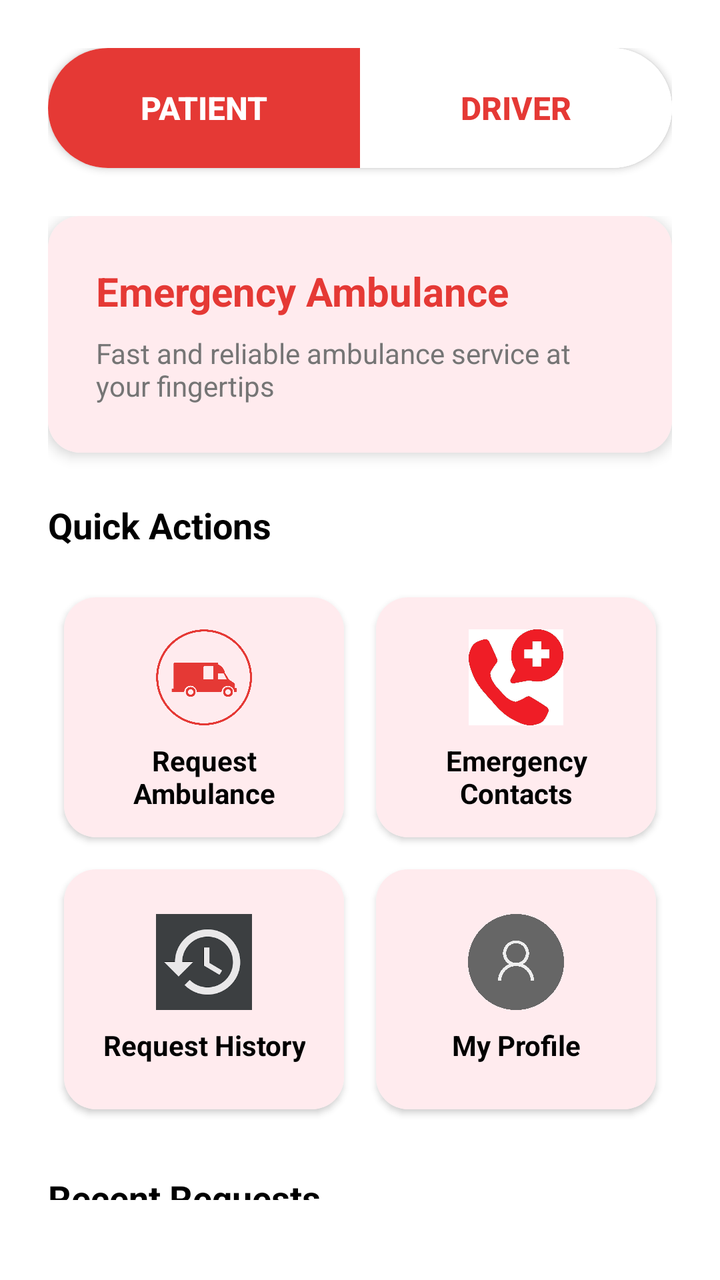
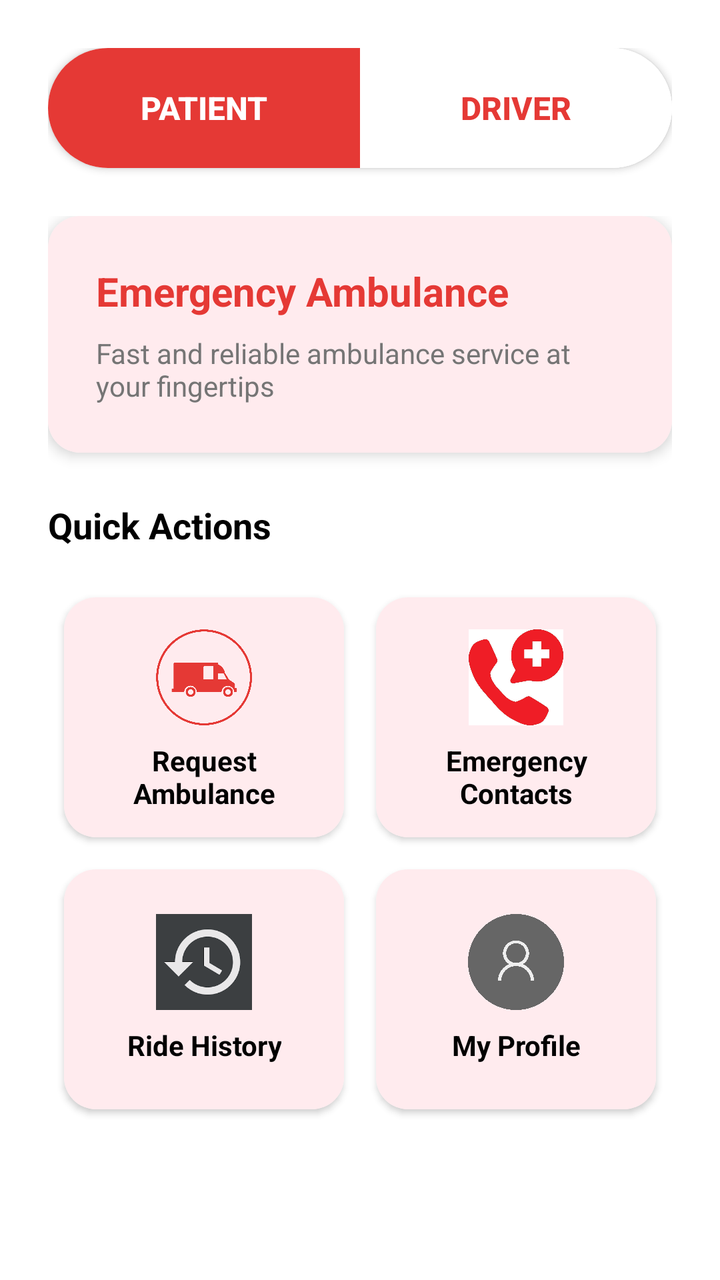

Two renders of the same Android screen: before a commit and after it. Below are the layout's source before the change and the commit's diff.
<!-- AndroidManifest.xml: activity theme Theme.AmbuPlus -->
<!-- res/layout/activity_main.xml -->
<?xml version="1.0" encoding="utf-8"?>
<LinearLayout xmlns:android="http://schemas.android.com/apk/res/android"
    xmlns:app="http://schemas.android.com/apk/res-auto"
    android:layout_width="match_parent"
    android:layout_height="match_parent"
    android:orientation="vertical"
    android:background="#FFFFFF"
    android:padding="24dp">

    
    <androidx.cardview.widget.CardView
        android:layout_width="match_parent"
        android:layout_height="60dp"
        android:layout_marginBottom="24dp"
        app:cardCornerRadius="30dp"
        app:cardElevation="2dp"
        android:background="#FFFFFF">

        <LinearLayout
            android:layout_width="match_parent"
            android:layout_height="match_parent"
            android:orientation="horizontal"
            android:background="#FFFFFF"
            android:padding="0dp">

            <androidx.appcompat.widget.AppCompatButton
                android:id="@+id/btnPatientMode"
                android:layout_width="0dp"
                android:layout_height="match_parent"
                android:layout_weight="1"
                android:text="PATIENT"
                android:textSize="16sp"
                android:background="#E53935"
                android:textColor="#FFFFFF"
                android:textStyle="bold"
                android:minHeight="48dp"
                style="@style/Widget.AppCompat.Button.Borderless" />

            <androidx.appcompat.widget.AppCompatButton
                android:id="@+id/btnDriverMode"
                android:layout_width="0dp"
                android:layout_height="match_parent"
                android:layout_weight="1"
                android:text="DRIVER"
                android:textSize="16sp"
                android:background="#FFFFFF"
                android:textColor="#E53935"
                android:textStyle="bold"
                android:minHeight="48dp"
                style="@style/Widget.AppCompat.Button.Borderless" />

        </LinearLayout>

    </androidx.cardview.widget.CardView>

    
    <LinearLayout
        android:id="@+id/patientView"
        android:layout_width="match_parent"
        android:layout_height="match_parent"
        android:orientation="vertical">

        
        <androidx.cardview.widget.CardView
            android:layout_width="match_parent"
            android:layout_height="wrap_content"
            app:cardCornerRadius="16dp"
            app:cardElevation="4dp"
            android:layout_marginBottom="24dp"
            android:background="#FFEBEE">

            <LinearLayout
                android:layout_width="match_parent"
                android:layout_height="wrap_content"
                android:orientation="vertical"
                android:padding="24dp"
                android:background="#FFEBEE">

                <TextView
                    android:layout_width="wrap_content"
                    android:layout_height="wrap_content"
                    android:text="Emergency Ambulance"
                    android:textSize="20sp"
                    android:textColor="#E53935"
                    android:textStyle="bold" />

                <TextView
                    android:layout_width="wrap_content"
                    android:layout_height="wrap_content"
                    android:text="Fast and reliable ambulance service at your fingertips"
                    android:textSize="14sp"
                    android:textColor="#757575"
                    android:layout_marginTop="8dp" />

            </LinearLayout>

        </androidx.cardview.widget.CardView>

        
        <TextView
            android:layout_width="wrap_content"
            android:layout_height="wrap_content"
            android:text="Quick Actions"
            android:textSize="18sp"
            android:textColor="#000000"
            android:textStyle="bold"
            android:layout_marginBottom="16dp" />

        <android.widget.GridLayout
            android:id="@+id/gridLayout"
            android:layout_width="match_parent"
            android:layout_height="wrap_content"
            android:columnCount="2"
            android:rowCount="2"
            android:alignmentMode="alignMargins"
            android:columnOrderPreserved="false"
            android:layout_marginBottom="24dp">

            
            <androidx.cardview.widget.CardView
                android:id="@+id/cardRequestAmbulance"
                android:layout_width="0dp"
                android:layout_height="120dp"
                android:layout_columnWeight="1"
                android:layout_rowWeight="1"
                android:layout_margin="8dp"
                app:cardCornerRadius="16dp"
                app:cardElevation="2dp"
                android:clickable="true"
                android:focusable="true">

                <LinearLayout
                    android:layout_width="match_parent"
                    android:layout_height="match_parent"
                    android:orientation="vertical"
                    android:gravity="center"
                    android:padding="16dp"
                    android:background="#FFEBEE">

                    <ImageView
                        android:layout_width="48dp"
                        android:layout_height="48dp"
                        android:src="@drawable/ic_ambulance_logo"
                        app:tint="#E53935" />

                    <TextView
                        android:layout_width="wrap_content"
                        android:layout_height="wrap_content"
                        android:text="Request Ambulance"
                        android:textSize="14sp"
                        android:textColor="#000000"
                        android:textStyle="bold"
                        android:layout_marginTop="8dp"
                        android:gravity="center" />

                </LinearLayout>

            </androidx.cardview.widget.CardView>

            
            <androidx.cardview.widget.CardView
                android:id="@+id/cardEmergencyContacts"
                android:layout_width="0dp"
                android:layout_height="120dp"
                android:layout_columnWeight="1"
                android:layout_rowWeight="1"
                android:layout_margin="8dp"
                app:cardCornerRadius="16dp"
                app:cardElevation="2dp"
                android:clickable="true"
                android:focusable="true">

                <LinearLayout
                    android:layout_width="match_parent"
                    android:layout_height="match_parent"
                    android:orientation="vertical"
                    android:gravity="center"
                    android:padding="16dp"
                    android:background="#FFEBEE">

                    <ImageView
                        android:layout_width="48dp"
                        android:layout_height="48dp"
                        android:src="@drawable/ic_emergency"/>

                    <TextView
                        android:layout_width="wrap_content"
                        android:layout_height="wrap_content"
                        android:text="Emergency Contacts"
                        android:textSize="14sp"
                        android:textColor="#000000"
                        android:textStyle="bold"
                        android:layout_marginTop="8dp"
                        android:gravity="center" />

                </LinearLayout>

            </androidx.cardview.widget.CardView>

            
            <androidx.cardview.widget.CardView
                android:id="@+id/cardRequestHistory"
                android:layout_width="0dp"
                android:layout_height="120dp"
                android:layout_columnWeight="1"
                android:layout_rowWeight="1"
                android:layout_margin="8dp"
                app:cardCornerRadius="16dp"
                app:cardElevation="2dp"
                android:clickable="true"
                android:focusable="true">

                <LinearLayout
                    android:layout_width="match_parent"
                    android:layout_height="match_parent"
                    android:orientation="vertical"
                    android:gravity="center"
                    android:padding="16dp"
                    android:background="#FFEBEE">

                    <ImageView
                        android:layout_width="48dp"
                        android:layout_height="48dp"
                        android:src="@drawable/ic_history"/>

                    <TextView
                        android:layout_width="wrap_content"
                        android:layout_height="wrap_content"
                        android:text="Request History"
                        android:textSize="14sp"
                        android:textColor="#000000"
                        android:textStyle="bold"
                        android:layout_marginTop="8dp"
                        android:gravity="center" />

                </LinearLayout>

            </androidx.cardview.widget.CardView>

            
            <androidx.cardview.widget.CardView
                android:id="@+id/cardProfile"
                android:layout_width="0dp"
                android:layout_height="120dp"
                android:layout_columnWeight="1"
                android:layout_rowWeight="1"
                android:layout_margin="8dp"
                app:cardCornerRadius="16dp"
                app:cardElevation="2dp"
                android:clickable="true"
                android:focusable="true">

                <LinearLayout
                    android:layout_width="match_parent"
                    android:layout_height="match_parent"
                    android:orientation="vertical"
                    android:gravity="center"
                    android:padding="16dp"
                    android:background="#FFEBEE">

                    <ImageView
                        android:layout_width="48dp"
                        android:layout_height="48dp"
                        android:src="@drawable/ic_profile"/>

                    <TextView
                        android:layout_width="wrap_content"
                        android:layout_height="wrap_content"
                        android:text="My Profile"
                        android:textSize="14sp"
                        android:textColor="#000000"
                        android:textStyle="bold"
                        android:layout_marginTop="8dp"
                        android:gravity="center" />

                </LinearLayout>

            </androidx.cardview.widget.CardView>

        </android.widget.GridLayout>

        
        <TextView
            android:layout_width="wrap_content"
            android:layout_height="wrap_content"
            android:text="Recent Requests"
            android:textSize="18sp"
            android:textColor="#000000"
            android:textStyle="bold"
            android:layout_marginBottom="16dp" />

        <androidx.recyclerview.widget.RecyclerView
            android:id="@+id/rvRecentRequests"
            android:layout_width="match_parent"
            android:layout_height="150dp"
            android:layout_marginBottom="24dp" />

        
        <Button
            android:id="@+id/btnEmergency"
            android:layout_width="match_parent"
            android:layout_height="60dp"
            android:text="EMERGENCY CALL"
            android:textSize="18sp"
            android:textStyle="bold"
            android:background="#F44336"
            android:textColor="#000000"
            android:layout_marginTop="16dp" />

        
        <ProgressBar
            android:id="@+id/progressBar"
            android:layout_width="wrap_content"
            android:layout_height="wrap_content"
            android:layout_gravity="center"
            android:visibility="gone" />

    </LinearLayout>

    
    <LinearLayout
        android:id="@+id/driverView"
        android:layout_width="match_parent"
        android:layout_height="match_parent"
        android:orientation="vertical"
        android:visibility="gone">

        
        <androidx.cardview.widget.CardView
            android:layout_width="match_parent"
            android:layout_height="wrap_content"
            android:layout_marginBottom="24dp"
            app:cardCornerRadius="16dp"
            app:cardElevation="4dp"
            android:background="#FFEBEE">

            <LinearLayout
                android:layout_width="match_parent"
                android:layout_height="wrap_content"
                android:orientation="vertical"
                android:padding="24dp"
                android:background="#FFEBEE">

                <TextView
                    android:layout_width="match_parent"
                    android:layout_height="wrap_content"
                    android:text="Drive Safe!"
                    android:textSize="24sp"
                    android:textColor="#E53935"
                    android:textStyle="bold"
                    android:gravity="center"
                    android:layout_marginBottom="8dp" />

                <TextView
                    android:layout_width="match_parent"
                    android:layout_height="wrap_content"
                    android:text="Your safety and patient well-being are our top priority"
                    android:textSize="16sp"
                    android:textColor="#757575"
                    android:gravity="center" />

            </LinearLayout>

        </androidx.cardview.widget.CardView>

        
        <TextView
            android:layout_width="wrap_content"
            android:layout_height="wrap_content"
            android:text="Driver Actions"
            android:textSize="18sp"
            android:textColor="#000000"
            android:textStyle="bold"
            android:layout_marginBottom="16dp" />

        <android.widget.GridLayout
            android:layout_width="match_parent"
            android:layout_height="wrap_content"
            android:columnCount="2"
            android:rowCount="2"
            android:alignmentMode="alignMargins"
            android:columnOrderPreserved="false"
            android:layout_marginBottom="24dp">

            
            <androidx.cardview.widget.CardView
                android:id="@+id/cardViewRequests"
                android:layout_width="0dp"
                android:layout_height="120dp"
                android:layout_columnWeight="1"
                android:layout_rowWeight="1"
                android:layout_margin="8dp"
                app:cardCornerRadius="16dp"
                app:cardElevation="2dp"
                android:clickable="true"
                android:focusable="true">

                <LinearLayout
                    android:layout_width="match_parent"
                    android:layout_height="match_parent"
                    android:orientation="vertical"
                    android:gravity="center"
                    android:padding="16dp"
                    android:background="#FFEBEE">

                    <ImageView
                        android:layout_width="48dp"
                        android:layout_height="48dp"
                        android:src="@drawable/ic_viewrequests"/>

                    <TextView
                        android:layout_width="wrap_content"
                        android:layout_height="wrap_content"
                        android:text="View Requests"
                        android:textSize="14sp"
                        android:textColor="#000000"
                        android:textStyle="bold"
                        android:layout_marginTop="8dp"
                        android:gravity="center" />

                </LinearLayout>

            </androidx.cardview.widget.CardView>

            
            <androidx.cardview.widget.CardView
                android:id="@+id/cardRatings"
                android:layout_width="0dp"
                android:layout_height="120dp"
                android:layout_columnWeight="1"
                android:layout_rowWeight="1"
                android:layout_margin="8dp"
                app:cardCornerRadius="16dp"
                app:cardElevation="2dp"
                android:clickable="true"
                android:focusable="true">

                <LinearLayout
                    android:layout_width="match_parent"
                    android:layout_height="match_parent"
                    android:orientation="vertical"
                    android:gravity="center"
                    android:padding="16dp"
                    android:background="#FFEBEE">

                    <ImageView
                        android:layout_width="48dp"
                        android:layout_height="48dp"
                        android:src="@drawable/ic_reviews"/>

                    <TextView
                        android:layout_width="wrap_content"
                        android:layout_height="wrap_content"
                        android:text="Ratings &amp; Reviews"
                        android:textSize="14sp"
                        android:textColor="#000000"
                        android:textStyle="bold"
                        android:layout_marginTop="8dp"
                        android:gravity="center" />

                </LinearLayout>

            </androidx.cardview.widget.CardView>

            
            <androidx.cardview.widget.CardView
                android:id="@+id/cardDriveHistory"
                android:layout_width="0dp"
                android:layout_height="120dp"
                android:layout_columnWeight="1"
                android:layout_rowWeight="1"
                android:layout_margin="8dp"
                app:cardCornerRadius="16dp"
                app:cardElevation="2dp"
                android:clickable="true"
                android:focusable="true">

                <LinearLayout
                    android:layout_width="match_parent"
                    android:layout_height="match_parent"
                    android:orientation="vertical"
                    android:gravity="center"
                    android:padding="16dp"
                    android:background="#FFEBEE">

                    <ImageView
                        android:layout_width="48dp"
                        android:layout_height="48dp"
                        android:src="@drawable/ic_history"/>

                    <TextView
                        android:layout_width="wrap_content"
                        android:layout_height="wrap_content"
                        android:text="Drive History"
                        android:textSize="14sp"
                        android:textColor="#000000"
                        android:textStyle="bold"
                        android:layout_marginTop="8dp"
                        android:gravity="center" />

                </LinearLayout>

            </androidx.cardview.widget.CardView>

            
            <androidx.cardview.widget.CardView
                android:id="@+id/cardDriverProfile"
                android:layout_width="0dp"
                android:layout_height="120dp"
                android:layout_columnWeight="1"
                android:layout_rowWeight="1"
                android:layout_margin="8dp"
                app:cardCornerRadius="16dp"
                app:cardElevation="2dp"
                android:clickable="true"
                android:focusable="true">

                <LinearLayout
                    android:layout_width="match_parent"
                    android:layout_height="match_parent"
                    android:orientation="vertical"
                    android:gravity="center"
                    android:padding="16dp"
                    android:background="#FFEBEE">

                    <ImageView
                        android:layout_width="48dp"
                        android:layout_height="48dp"
                        android:src="@drawable/ic_profile"/>

                    <TextView
                        android:layout_width="wrap_content"
                        android:layout_height="wrap_content"
                        android:text="My Profile"
                        android:textSize="14sp"
                        android:textColor="#000000"
                        android:textStyle="bold"
                        android:layout_marginTop="8dp"
                        android:gravity="center" />

                </LinearLayout>

            </androidx.cardview.widget.CardView>


        </android.widget.GridLayout>

    </LinearLayout>

</LinearLayout>
<!-- resources referenced by this layout -->
<resources>
  <!-- drawable ic_ambulance_logo: png bitmap (drawable, 29346 bytes) -->
  <!-- drawable ic_emergency: png bitmap (drawable, 23420 bytes) -->
  <!-- drawable ic_history: png bitmap (drawable, 5256 bytes) -->
  <!-- drawable ic_profile: png bitmap (drawable, 60494 bytes) -->
  <!-- drawable ic_reviews: png bitmap (drawable, 20775 bytes) -->
  <!-- drawable ic_viewrequests: png bitmap (drawable, 3665 bytes) -->
  <style name="Theme.AmbuPlus" parent="Theme.MaterialComponents.DayNight.DarkActionBar">
          <item name="android:windowNoTitle">true</item>
          <item name="android:windowActionBar">false</item>
  
          <item name="colorPrimary">#E53935</item>
          <item name="colorOnSurface">#000000</item>
          <item name="colorOnBackground">#000000</item>
      </style>
</resources>

<!-- the commit's change to res/layout/activity_main.xml (unified diff, before → after) -->
@@ -226,7 +226,7 @@
                     <TextView
                         android:layout_width="wrap_content"
                         android:layout_height="wrap_content"
-                        android:text="Request History"
+                        android:text="Ride History"
                         android:textSize="14sp"
                         android:textColor="#000000"
                         android:textStyle="bold"
@@ -280,14 +280,14 @@
         </android.widget.GridLayout>
 
         
-        <TextView
-            android:layout_width="wrap_content"
-            android:layout_height="wrap_content"
-            android:text="Recent Requests"
-            android:textSize="18sp"
-            android:textColor="#000000"
-            android:textStyle="bold"
-            android:layout_marginBottom="16dp" />
+
+
+
+
+
+
+
+
 
         <androidx.recyclerview.widget.RecyclerView
             android:id="@+id/rvRecentRequests"
